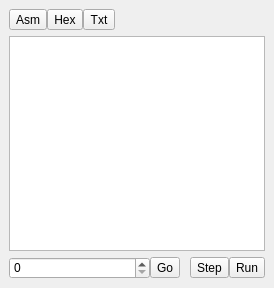
First picture: the form in monitorwidget.ui, repository rjaremczak/mo65x, before the edit.
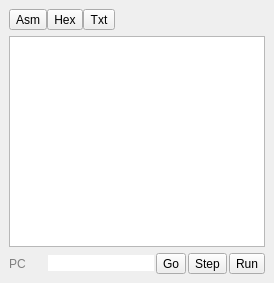
Second picture: the form after the edit.

Commit message: emulator widget replaced with memory widget, monitor widget uses text browser for dump

Diff of the .ui file:
```diff
--- a/monitorwidget.ui
+++ b/monitorwidget.ui
@@ -7,7 +7,7 @@
     <x>0</x>
     <y>0</y>
     <width>274</width>
-    <height>288</height>
+    <height>283</height>
    </rect>
   </property>
   <property name="styleSheet">
@@ -85,49 +85,57 @@
      </layout>
     </item>
     <item>
-     <widget class="QListView" name="dumpListView">
-      <property name="font">
-       <font>
-        <family>Monospace</family>
-        <pointsize>13</pointsize>
-       </font>
-      </property>
-      <property name="styleSheet">
-       <string notr="true">color:lightgreen</string>
+     <widget class="QTextBrowser" name="dumpView">
+      <property name="html">
+       <string>&lt;!DOCTYPE HTML PUBLIC &quot;-//W3C//DTD HTML 4.0//EN&quot; &quot;http://www.w3.org/TR/REC-html40/strict.dtd&quot;&gt;
+&lt;html&gt;&lt;head&gt;&lt;meta name=&quot;qrichtext&quot; content=&quot;1&quot; /&gt;&lt;style type=&quot;text/css&quot;&gt;
+p, li { white-space: pre-wrap; }
+&lt;/style&gt;&lt;/head&gt;&lt;body style=&quot; font-family:'.SF NS Text'; font-size:13pt; font-weight:400; font-style:normal;&quot;&gt;
+&lt;p style=&quot;-qt-paragraph-type:empty; margin-top:0px; margin-bottom:0px; margin-left:0px; margin-right:0px; -qt-block-indent:0; text-indent:0px; font-family:'.SF NS Text';&quot;&gt;&lt;br /&gt;&lt;/p&gt;&lt;/body&gt;&lt;/html&gt;</string>
       </property>
      </widget>
     </item>
     <item>
      <layout class="QHBoxLayout" name="debugBox">
       <property name="spacing">
-       <number>0</number>
+       <number>2</number>
       </property>
       <item>
-       <widget class="QSpinBox" name="progPC"/>
+       <widget class="QLabel" name="label">
+        <property name="styleSheet">
+         <string notr="true">color:gray</string>
+        </property>
+        <property name="text">
+         <string>PC</string>
+        </property>
+       </widget>
+      </item>
+      <item>
+       <widget class="QLineEdit" name="lineEdit">
+        <property name="sizePolicy">
+         <sizepolicy hsizetype="Maximum" vsizetype="Fixed">
+          <horstretch>0</horstretch>
+          <verstretch>0</verstretch>
+         </sizepolicy>
+        </property>
+        <property name="frame">
+         <bool>false</bool>
+        </property>
+       </widget>
       </item>
       <item>
        <widget class="QToolButton" name="progSetPC">
+        <property name="font">
+         <font>
+          <weight>50</weight>
+          <bold>false</bold>
+         </font>
+        </property>
         <property name="text">
          <string>Go</string>
         </property>
        </widget>
       </item>
-      <item>
-       <spacer name="horizontalSpacer_3">
-        <property name="orientation">
-         <enum>Qt::Horizontal</enum>
-        </property>
-        <property name="sizeType">
-         <enum>QSizePolicy::Preferred</enum>
-        </property>
-        <property name="sizeHint" stdset="0">
-         <size>
-          <width>10</width>
-          <height>0</height>
-         </size>
-        </property>
-       </spacer>
-      </item>
       <item>
        <widget class="QToolButton" name="progStep">
         <property name="text">
```
The commit also changes 10 other files.
